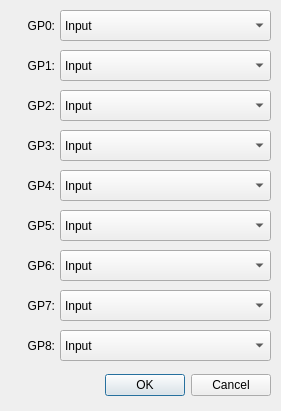
First picture: the form in src/pinfunctionsdialog.ui, repository bloguetronica/mcp2210-com, before the edit.
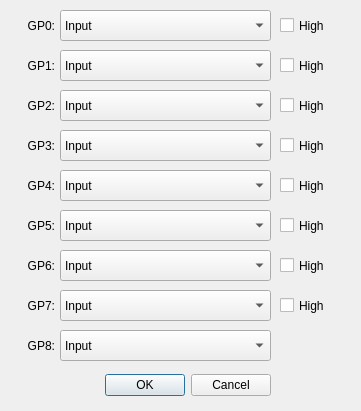
Second picture: the form after the edit. Icons and pictures are not drawn.

Patch:
```diff
--- a/src/pinfunctionsdialog.ui
+++ b/src/pinfunctionsdialog.ui
@@ -6,19 +6,19 @@
    <rect>
     <x>0</x>
     <y>0</y>
-    <width>281</width>
+    <width>361</width>
     <height>411</height>
    </rect>
   </property>
   <property name="minimumSize">
    <size>
-    <width>281</width>
+    <width>361</width>
     <height>411</height>
    </size>
   </property>
   <property name="maximumSize">
    <size>
-    <width>281</width>
+    <width>361</width>
     <height>411</height>
    </size>
   </property>
@@ -96,6 +96,19 @@
     </property>
    </item>
   </widget>
+  <widget class="QCheckBox" name="checkBoxGP0DefaultValue">
+   <property name="geometry">
+    <rect>
+     <x>280</x>
+     <y>15</y>
+     <width>71</width>
+     <height>21</height>
+    </rect>
+   </property>
+   <property name="text">
+    <string>High</string>
+   </property>
+  </widget>
   <widget class="QLabel" name="labelGP1">
    <property name="geometry">
     <rect>
@@ -137,6 +150,19 @@
     </property>
    </item>
   </widget>
+  <widget class="QCheckBox" name="checkBoxGP1DefaultValue">
+   <property name="geometry">
+    <rect>
+     <x>280</x>
+     <y>55</y>
+     <width>71</width>
+     <height>21</height>
+    </rect>
+   </property>
+   <property name="text">
+    <string>High</string>
+   </property>
+  </widget>
   <widget class="QLabel" name="labelGP2">
    <property name="geometry">
     <rect>
@@ -183,6 +209,19 @@
     </property>
    </item>
   </widget>
+  <widget class="QCheckBox" name="checkBoxGP2DefaultValue">
+   <property name="geometry">
+    <rect>
+     <x>280</x>
+     <y>95</y>
+     <width>71</width>
+     <height>21</height>
+    </rect>
+   </property>
+   <property name="text">
+    <string>High</string>
+   </property>
+  </widget>
   <widget class="QLabel" name="labelGP3">
    <property name="geometry">
     <rect>
@@ -229,6 +268,19 @@
     </property>
    </item>
   </widget>
+  <widget class="QCheckBox" name="checkBoxGP3DefaultValue">
+   <property name="geometry">
+    <rect>
+     <x>280</x>
+     <y>135</y>
+     <width>71</width>
+     <height>21</height>
+    </rect>
+   </property>
+   <property name="text">
+    <string>High</string>
+   </property>
+  </widget>
   <widget class="QLabel" name="labelGP4">
    <property name="geometry">
     <rect>
@@ -275,6 +327,19 @@
     </property>
    </item>
   </widget>
+  <widget class="QCheckBox" name="checkBoxGP4DefaultValue">
+   <property name="geometry">
+    <rect>
+     <x>280</x>
+     <y>175</y>
+     <width>71</width>
+     <height>21</height>
+    </rect>
+   </property>
+   <property name="text">
+    <string>High</string>
+   </property>
+  </widget>
   <widget class="QLabel" name="labelGP5">
    <property name="geometry">
     <rect>
@@ -321,6 +386,19 @@
     </property>
    </item>
   </widget>
+  <widget class="QCheckBox" name="checkBoxGP5DefaultValue">
+   <property name="geometry">
+    <rect>
+     <x>280</x>
+     <y>215</y>
+     <width>71</width>
+     <height>21</height>
+    </rect>
+   </property>
+   <property name="text">
+    <string>High</string>
+   </property>
+  </widget>
   <widget class="QLabel" name="labelGP6">
    <property name="geometry">
     <rect>
@@ -367,6 +445,19 @@
     </property>
    </item>
   </widget>
+  <widget class="QCheckBox" name="checkBoxGP6DefaultValue">
+   <property name="geometry">
+    <rect>
+     <x>280</x>
+     <y>255</y>
+     <width>71</width>
+     <height>21</height>
+    </rect>
+   </property>
+   <property name="text">
+    <string>High</string>
+   </property>
+  </widget>
   <widget class="QLabel" name="labelGP7">
    <property name="geometry">
     <rect>
@@ -413,6 +504,19 @@
     </property>
    </item>
   </widget>
+  <widget class="QCheckBox" name="checkBoxGP7DefaultValue">
+   <property name="geometry">
+    <rect>
+     <x>280</x>
+     <y>295</y>
+     <width>71</width>
+     <height>21</height>
+    </rect>
+   </property>
+   <property name="text">
+    <string>High</string>
+   </property>
+  </widget>
   <widget class="QLabel" name="labelGP8">
    <property name="geometry">
     <rect>
```
Left out of the diff: 19 changed lines with no effect on the pictures.
